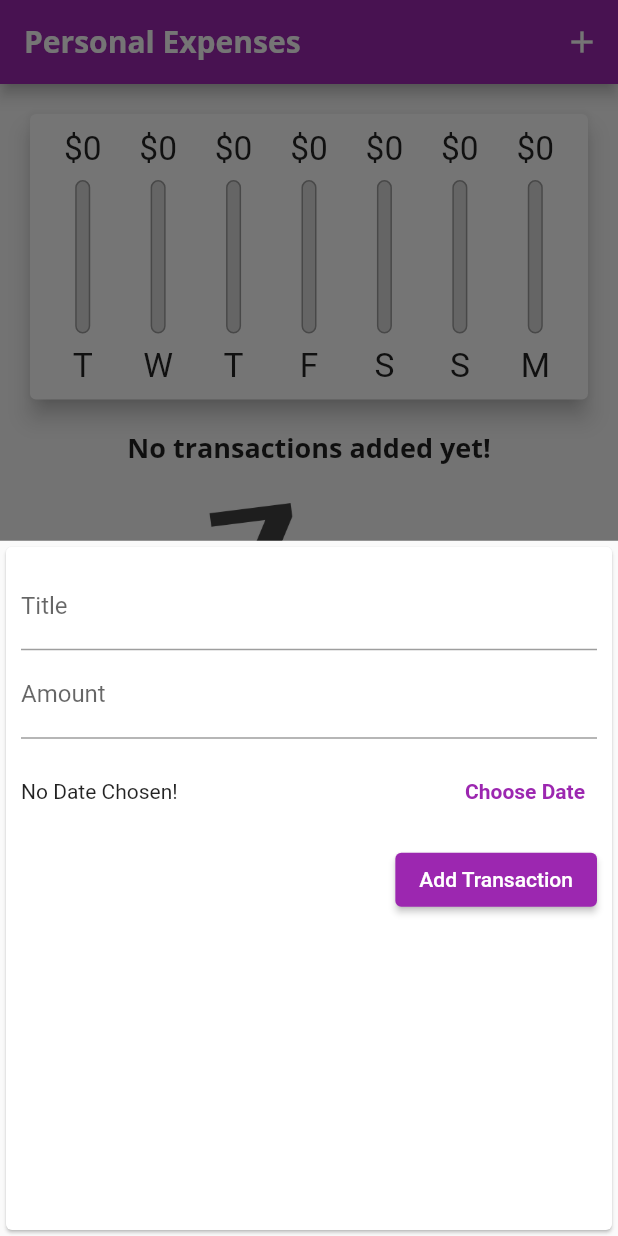
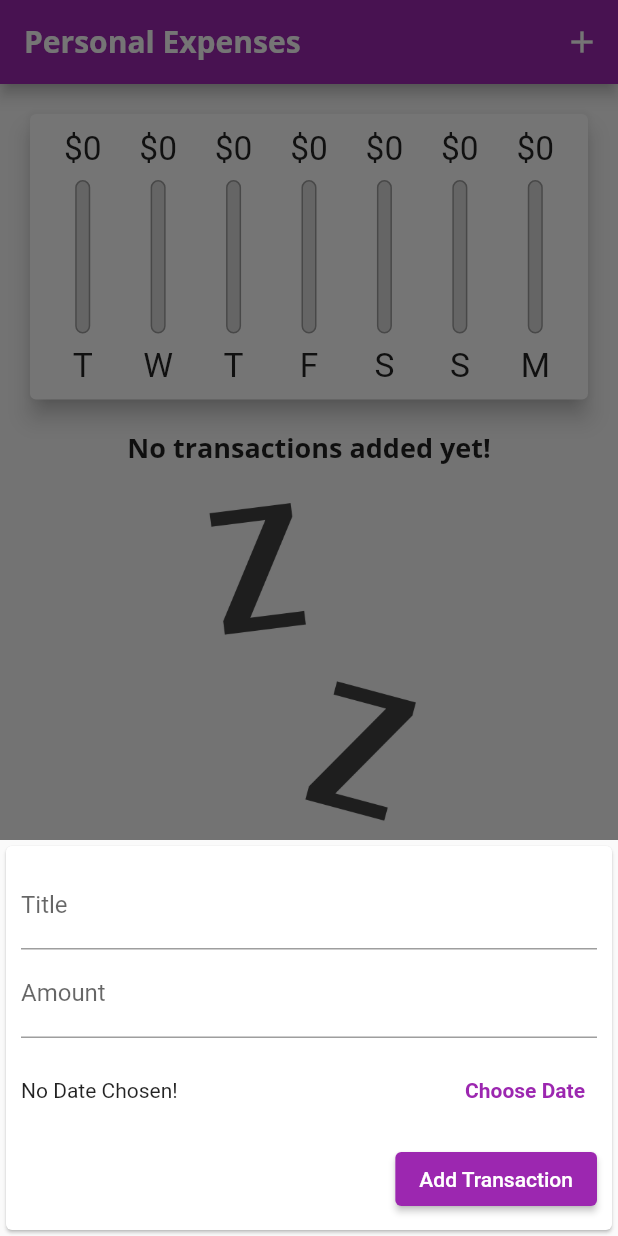
Before and after one commit to aimngx/expenses-app, a Flutter app: the screen it shows after launch, after a tap on the "add" icon, on a phone screen of 412 x 824 dp. Run offline on Flutter 3.47's test engine with Material 2 defaults, Android fonts, the phone set to English and light mode, and no system bars.

Commit message:
adjust modal sheet for keyboard

```diff
--- a/expenses_app/lib/home.dart
+++ b/expenses_app/lib/home.dart
@@ -60,6 +60,7 @@ class _HomePageState extends State<HomePage> {
   //the value of context (ctx) is accepted as arguments
   void _startAddNewTransaction(BuildContext ctx) {
     showModalBottomSheet(
+        isScrollControlled: true,
         context: ctx,
         builder: (_) {
           return GestureDetector(
--- a/expenses_app/lib/new_transaction.dart
+++ b/expenses_app/lib/new_transaction.dart
@@ -62,8 +62,16 @@ class _NewTransactionState extends State<NewTransaction> {
   Widget build(BuildContext context) {
     return Card(
       child: Container(
-        padding: EdgeInsets.all(10),
+        //to consider for keyboard, adjust the padding at the bottom,
+        padding: EdgeInsets.only(
+          top: 10,
+          left: 10,
+          right: 10,
+          bottom: MediaQuery.of(context).viewInsets.bottom + 10,
+        ),
         child: Column(
+          //set main axis size to min so that the modal sheet tak take up the whole page
+          mainAxisSize: MainAxisSize.min,
           crossAxisAlignment: CrossAxisAlignment.end,
           children: [
             TextField(
```
